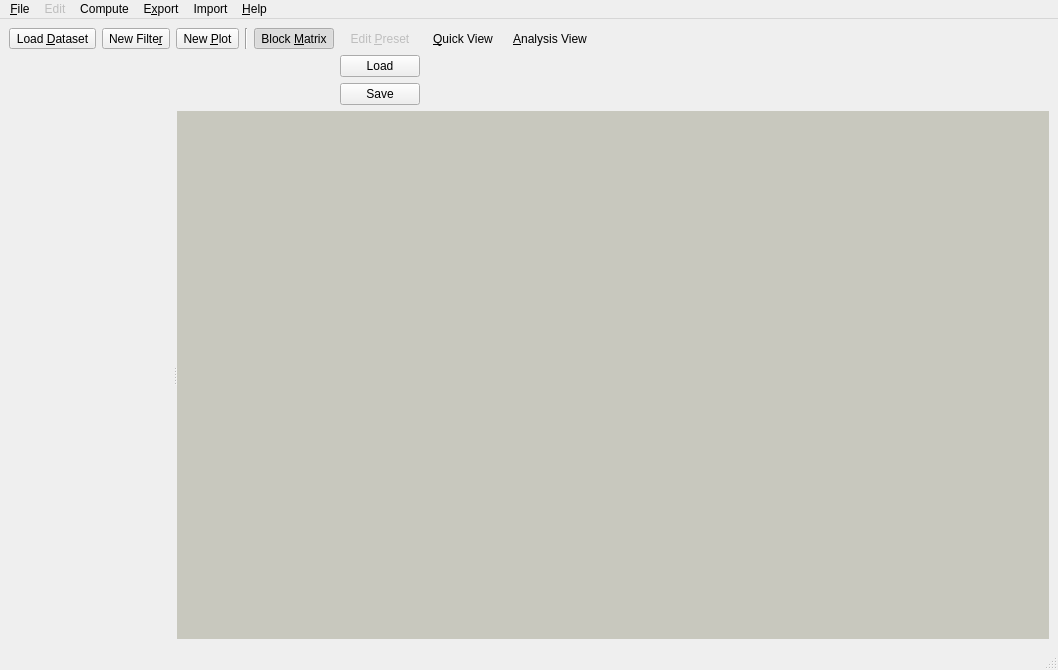
Above: shapeout2/gui/main.ui from ZELLMECHANIK-DRESDEN/ShapeOut2 before the change. Below: the same form after it.
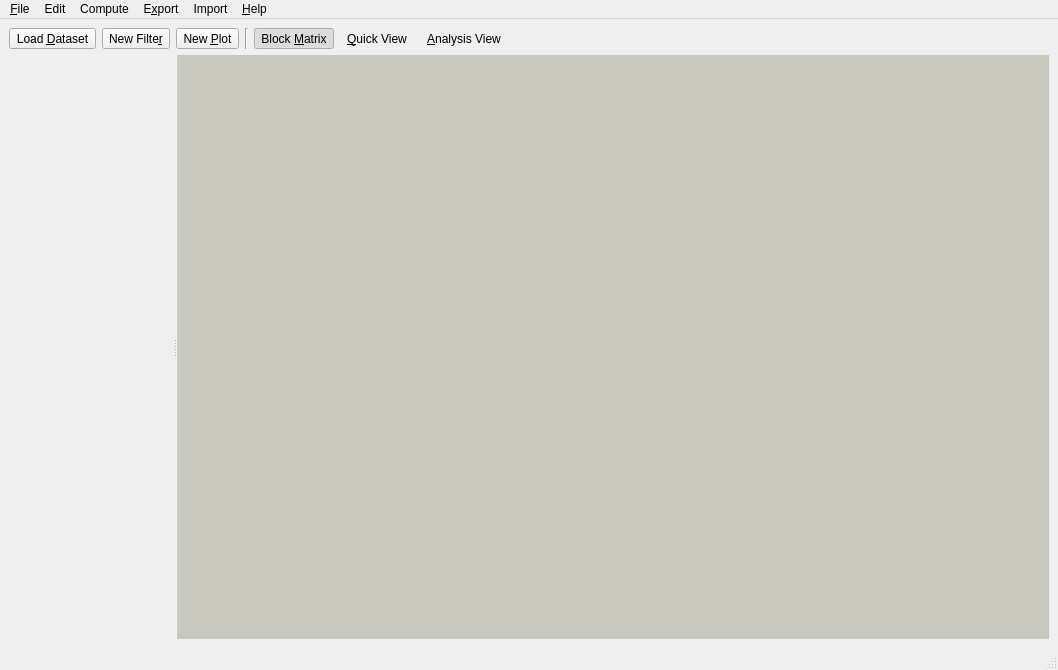
That is the form after the change. Icons and pictures are not drawn. Custom widgets are drawn as their Qt base class.

Commit message: ref: remove unused hidden GUI elements

The edit to the form file:
```diff
--- a/shapeout2/gui/main.ui
+++ b/shapeout2/gui/main.ui
@@ -23,32 +23,6 @@
       <property name="topMargin">
        <number>0</number>
       </property>
-      <item row="1" column="5">
-       <widget class="QPushButton" name="pushButton_preset_load">
-        <property name="text">
-         <string>Load</string>
-        </property>
-       </widget>
-      </item>
-      <item row="0" column="7">
-       <widget class="QToolButton" name="toolButton_ana_view">
-        <property name="text">
-         <string>&amp;Analysis View</string>
-        </property>
-        <property name="icon">
-         <iconset theme="tools-wizard"/>
-        </property>
-        <property name="checkable">
-         <bool>true</bool>
-        </property>
-        <property name="toolButtonStyle">
-         <enum>Qt::ToolButtonTextBesideIcon</enum>
-        </property>
-        <property name="autoRaise">
-         <bool>true</bool>
-        </property>
-       </widget>
-      </item>
       <item row="0" column="0">
        <widget class="QToolButton" name="toolButton_load_dataset">
         <property name="sizePolicy">
@@ -69,10 +43,7 @@
        </widget>
       </item>
       <item row="0" column="5">
-       <widget class="QToolButton" name="toolButton_preset">
-        <property name="enabled">
-         <bool>false</bool>
-        </property>
+       <widget class="QToolButton" name="toolButton_quick_view">
         <property name="sizePolicy">
          <sizepolicy hsizetype="Preferred" vsizetype="Fixed">
           <horstretch>0</horstretch>
@@ -80,7 +51,11 @@
          </sizepolicy>
         </property>
         <property name="text">
-         <string>Edit &amp;Preset</string>
+         <string>&amp;Quick View</string>
+        </property>
+        <property name="icon">
+         <iconset theme="office-chart-scatter">
+          <normaloff>.</normaloff>.</iconset>
         </property>
         <property name="checkable">
          <bool>true</bool>
@@ -91,19 +66,9 @@
         <property name="autoRaise">
          <bool>true</bool>
         </property>
-        <property name="arrowType">
-         <enum>Qt::NoArrow</enum>
-        </property>
        </widget>
       </item>
-      <item row="2" column="5">
-       <widget class="QPushButton" name="pushButton_preset_save">
-        <property name="text">
-         <string>Save</string>
-        </property>
-       </widget>
-      </item>
-      <item row="0" column="8">
+      <item row="0" column="7">
        <spacer name="horizontalSpacer">
         <property name="orientation">
          <enum>Qt::Horizontal</enum>
@@ -146,15 +111,9 @@
        </widget>
       </item>
       <item row="0" column="6">
-       <widget class="QToolButton" name="toolButton_quick_view">
-        <property name="sizePolicy">
-         <sizepolicy hsizetype="Preferred" vsizetype="Fixed">
-          <horstretch>0</horstretch>
-          <verstretch>0</verstretch>
-         </sizepolicy>
-        </property>
+       <widget class="QToolButton" name="toolButton_ana_view">
         <property name="text">
-         <string>&amp;Quick View</string>
+         <string>&amp;Analysis View</string>
         </property>
         <property name="icon">
          <iconset theme="office-chart-scatter"/>
@@ -272,9 +231,6 @@
     <addaction name="actionQuit"/>
    </widget>
    <widget class="QMenu" name="menuEdit">
-    <property name="enabled">
-     <bool>false</bool>
-    </property>
     <property name="title">
      <string>Edit</string>
     </property>
```
Left out of the diff: 198 changed lines with no effect on the pictures. The commit also changes 1 other file.
